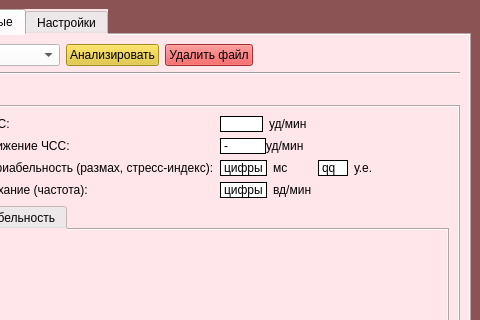
egorguslyan/kvantoriada, file design1.ui: the form before one commit; both pictures show x 419 to 899 and y 0 to 320 of the 899 by 543 pixel window.
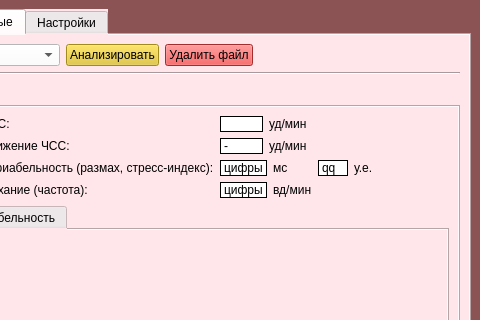
The form after the commit. The open tabs and pages were chosen to show the change. Icons and pictures are not drawn. Custom widgets are drawn as their Qt base class.

```diff
--- a/design1.ui
+++ b/design1.ui
@@ -1226,9 +1226,6 @@
                 </item>
                 <item row="1" column="2">
                  <layout class="QHBoxLayout" name="horizontalLayout_13">
-                  <property name="spacing">
-                   <number>0</number>
-                  </property>
                   <item>
                    <widget class="ResultLabel" name="decreaseHeartRateLabel">
                     <property name="styleSheet">
```
Left out of the diff: 2 changed lines with no effect on the pictures.
